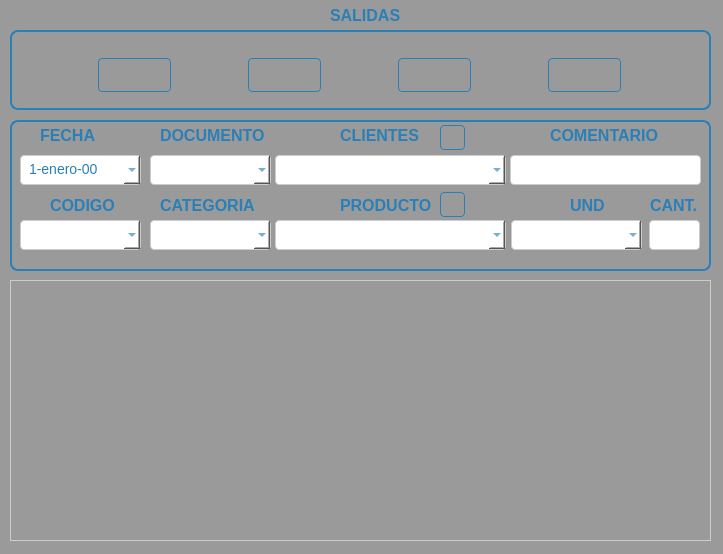
Qt form Inventario de almacen/ui/FrmSalidas.ui (CodeDrTech/DevelopPython) before a commit.
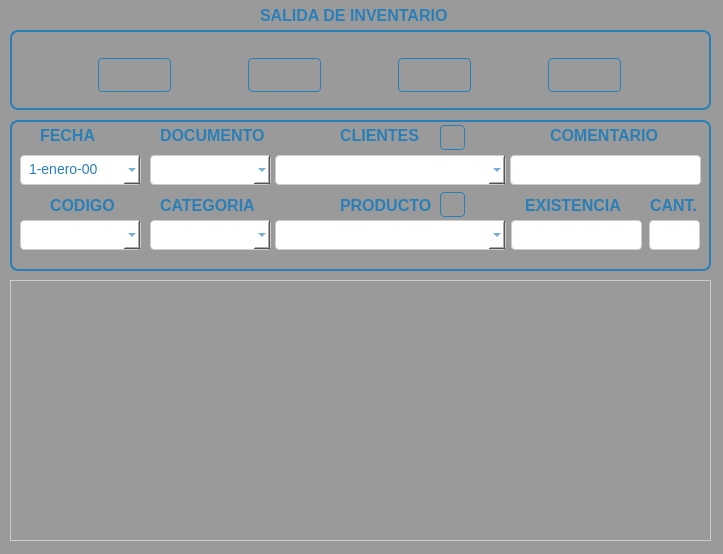
The same form after that commit. Icons and pictures are not drawn.

What changed in the file:
```diff
--- a/Inventario de almacen/ui/FrmSalidas.ui
+++ b/Inventario de almacen/ui/FrmSalidas.ui
@@ -790,9 +790,9 @@
     <widget class="QLabel" name="label_14">
      <property name="geometry">
       <rect>
-       <x>560</x>
+       <x>515</x>
        <y>75</y>
-       <width>41</width>
+       <width>101</width>
        <height>21</height>
       </rect>
      </property>
@@ -816,7 +816,7 @@
 </string>
      </property>
      <property name="text">
-      <string>UND</string>
+      <string>EXISTENCIA</string>
      </property>
     </widget>
     <widget class="QLabel" name="label_15">
@@ -995,40 +995,6 @@
       <bool>false</bool>
      </property>
     </widget>
-    <widget class="QComboBox" name="cmbMedida">
-     <property name="geometry">
-      <rect>
-       <x>501</x>
-       <y>100</y>
-       <width>131</width>
-       <height>30</height>
-      </rect>
-     </property>
-     <property name="styleSheet">
-      <string notr="true">QComboBox {
-    background-color: #ffffff;
-    border: 1px solid #cccccc;
-    padding: 6px;
-    border-radius: 4px;
-    font-size: 14px;
-    color: #2980b9;
-}
-
-QComboBox:hover {
-    border: 1px solid #3498db;
-}
-
-QComboBox QAbstractItemView {
-    border: 1px solid #cccccc;
-    background-color: white;
-    selection-background-color: #3498db;
-}
-</string>
-     </property>
-     <property name="editable">
-      <bool>false</bool>
-     </property>
-    </widget>
     <widget class="QComboBox" name="cmbCategoria">
      <property name="geometry">
       <rect>
@@ -1129,13 +1095,95 @@
       <bool>false</bool>
      </property>
     </widget>
+    <widget class="QLineEdit" name="txtExistencia">
+     <property name="geometry">
+      <rect>
+       <x>501</x>
+       <y>100</y>
+       <width>131</width>
+       <height>30</height>
+      </rect>
+     </property>
+     <property name="styleSheet">
+      <string notr="true">QWidget {
+    background-color: #9a9a9a;
+}
+
+QPushButton {
+    background: qlineargradient(x1: 0, y1: 0, x2: 0, y2: 1,
+                                 stop: 0 #5DADE2, stop: 1 #2980b9);
+    color: #ffffff;
+    border: 1px solid #2980b9;
+    padding: 8px 16px;
+    border-radius: 4px;
+    font-size: 14px;
+}
+
+QPushButton:hover {
+    background: qlineargradient(x1: 0, y1: 0, x2: 0, y2: 1,
+                                 stop: 0 #4DA8DB, stop: 1 #2471a3);
+    border: 1px solid #2471a3;
+}
+
+QPushButton:pressed {
+    background: qlineargradient(x1: 0, y1: 0, x2: 0, y2: 1,
+                                 stop: 0 #3C89B4, stop: 1 #1f618d);
+    border: 1px solid #1f618d;
+}
+
+QLineEdit {
+    background-color: #9a9a9a;
+    border: 1px solid #cccccc;
+    padding: 6px;
+    border-radius: 4px;
+    font-size: 14px;
+}
+
+QLineEdit:hover {
+    border: 1px solid #3498db;
+}
+
+QLineEdit:focus {
+    border: 1px solid #3498db;
+    outline: none;
+}
+QWidget {
+    background-color: #9a9a9a;
+}
+
+QLabel {
+    color: #2980b9;
+    font-size: 16px;
+    font-weight: bold;
+}
+
+QLineEdit {
+    background-color: #ffffff;
+    border: 1px solid #cccccc;
+    padding: 6px;
+    border-radius: 4px;
+    font-size: 14px;
+    color: #2980b9;
+}
+
+QLineEdit::placeholder {
+    color: #2980b9;
+    font-weight: bold;
+}
+
+</string>
+     </property>
+     <property name="readOnly">
+      <bool>true</bool>
+     </property>
+    </widget>
    </widget>
    <widget class="QLabel" name="label_8">
     <property name="geometry">
      <rect>
-      <x>330</x>
+      <x>260</x>
       <y>5</y>
-      <width>71</width>
+      <width>201</width>
       <height>21</height>
      </rect>
     </property>
@@ -1159,7 +1207,7 @@
 </string>
     </property>
     <property name="text">
-     <string>SALIDAS</string>
+     <string>SALIDA DE INVENTARIO</string>
     </property>
    </widget>
    <widget class="QTableView" name="dataView">
```
